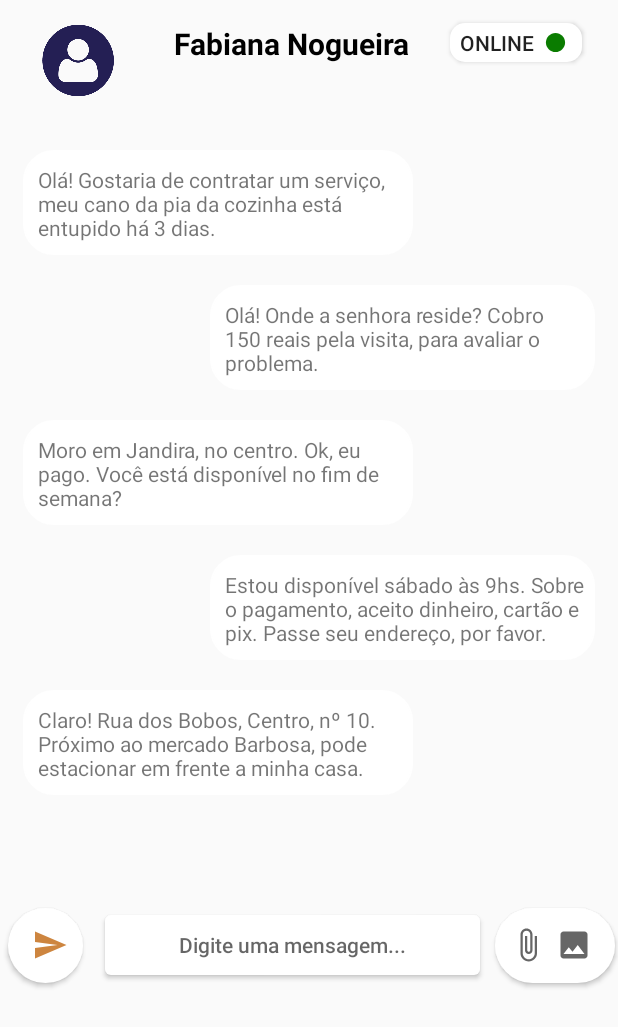
After one commit to lopes-raissa/job-link-app, an Android app: the ChatActivity screen opened directly, with no data from a screen before it, on a phone screen of 412 x 824 dp. The commit adds this screen. Shown: the top 1027 px of the screen. Run offline under Robolectric (Android 15) with nearby library versions, the phone set to English and light mode, and no system bars.

Commit message:
Criação da tela de chat.

```diff
--- a/app/src/main/AndroidManifest.xml
+++ b/app/src/main/AndroidManifest.xml
@@ -12,8 +12,9 @@
         android:roundIcon="@drawable/logo"
         android:supportsRtl="true"
         android:theme="@style/AppTheme">
-
-        <activity android:name=".ui.SplashScreenActivity"
+        <activity android:name=".ui.ChatActivity"></activity>
+        <activity
+            android:name=".ui.SplashScreenActivity"
             android:theme="@style/Theme.AppCompat.NoActionBar">
             <intent-filter>
                 <action android:name="android.intent.action.MAIN" />
@@ -21,7 +22,7 @@
                 <category android:name="android.intent.category.LAUNCHER" />
             </intent-filter>
         </activity>
-        <activity android:name=".ui.MainActivity"/>
+        <activity android:name=".ui.MainActivity" />
         <activity android:name=".ui.RegisterJobLinkActivity" />
         <activity android:name=".ui.Forms" />
         <activity android:name=".ui.HomeActivity" />
--- /dev/null
+++ b/app/src/main/java/com/example/joblink/ui/ChatActivity.kt
@@ -0,0 +1,12 @@
+package com.example.joblink.ui
+
+import androidx.appcompat.app.AppCompatActivity
+import android.os.Bundle
+import com.example.joblink.R
+
+class ChatActivity : AppCompatActivity() {
+    override fun onCreate(savedInstanceState: Bundle?) {
+        super.onCreate(savedInstanceState)
+        setContentView(R.layout.activity_chat)
+    }
+}
--- /dev/null
+++ b/app/src/main/res/drawable/button_conversa.xml
@@ -0,0 +1,14 @@
+<?xml version="1.0" encoding="utf-8"?>
+<ripple android:color="@color/colorAccent"
+    xmlns:android="http://schemas.android.com/apk/res/android">
+
+    <item android:id="@+id/mascar_canto_arredondado">
+
+        <shape android:shape="rectangle">
+            <solid android:color="@android:color/white"/>
+            <corners android:radius="4dp"/>
+        </shape>
+
+    </item>
+
+</ripple>
--- /dev/null
+++ b/app/src/main/res/drawable/button_online.xml
@@ -0,0 +1,14 @@
+<?xml version="1.0" encoding="utf-8"?>
+<ripple android:color="@color/colorAccent"
+    xmlns:android="http://schemas.android.com/apk/res/android">
+
+    <item android:id="@+id/mascar_canto_arredondado">
+
+        <shape android:shape="rectangle">
+            <solid android:color="@android:color/white"/>
+            <corners android:radius="10dp"/>
+        </shape>
+
+    </item>
+
+</ripple>
--- /dev/null
+++ b/app/src/main/res/drawable/button_send.xml
@@ -0,0 +1,9 @@
+<?xml version="1.0" encoding="utf-8"?>
+<shape xmlns:android="http://schemas.android.com/apk/res/android"
+    android:shape="rectangle">
+    <solid android:color="@android:color/white" />
+    <corners android:bottomRightRadius="100dp"
+        android:bottomLeftRadius="100dp"
+        android:topRightRadius="100dp"
+        android:topLeftRadius="100dp"/>
+</shape>
--- /dev/null
+++ b/app/src/main/res/drawable/ic_baseline_attach_file_24.xml
@@ -0,0 +1,10 @@
+<vector xmlns:android="http://schemas.android.com/apk/res/android"
+    android:width="24dp"
+    android:height="24dp"
+    android:viewportWidth="24"
+    android:viewportHeight="24"
+    android:tint="?attr/colorControlNormal">
+  <path
+      android:fillColor="@android:color/white"
+      android:pathData="M16.5,6v11.5c0,2.21 -1.79,4 -4,4s-4,-1.79 -4,-4V5c0,-1.38 1.12,-2.5 2.5,-2.5s2.5,1.12 2.5,2.5v10.5c0,0.55 -0.45,1 -1,1s-1,-0.45 -1,-1V6H10v9.5c0,1.38 1.12,2.5 2.5,2.5s2.5,-1.12 2.5,-2.5V5c0,-2.21 -1.79,-4 -4,-4S7,2.79 7,5v12.5c0,3.04 2.46,5.5 5.5,5.5s5.5,-2.46 5.5,-5.5V6h-1.5z"/>
+</vector>
--- /dev/null
+++ b/app/src/main/res/drawable/ic_baseline_chat_bubble_outline_24.xml
@@ -0,0 +1,10 @@
+<vector xmlns:android="http://schemas.android.com/apk/res/android"
+    android:width="24dp"
+    android:height="24dp"
+    android:viewportWidth="24"
+    android:viewportHeight="24"
+    android:tint="?attr/colorControlNormal">
+  <path
+      android:fillColor="@android:color/white"
+      android:pathData="M20,2L4,2c-1.1,0 -2,0.9 -2,2v18l4,-4h14c1.1,0 2,-0.9 2,-2L22,4c0,-1.1 -0.9,-2 -2,-2zM20,16L6,16l-2,2L4,4h16v12z"/>
+</vector>
--- /dev/null
+++ b/app/src/main/res/drawable/ic_baseline_image_24.xml
@@ -0,0 +1,10 @@
+<vector xmlns:android="http://schemas.android.com/apk/res/android"
+    android:width="24dp"
+    android:height="24dp"
+    android:viewportWidth="24"
+    android:viewportHeight="24"
+    android:tint="?attr/colorControlNormal">
+  <path
+      android:fillColor="@android:color/white"
+      android:pathData="M21,19V5c0,-1.1 -0.9,-2 -2,-2H5c-1.1,0 -2,0.9 -2,2v14c0,1.1 0.9,2 2,2h14c1.1,0 2,-0.9 2,-2zM8.5,13.5l2.5,3.01L14.5,12l4.5,6H5l3.5,-4.5z"/>
+</vector>
--- /dev/null
+++ b/app/src/main/res/drawable/ic_baseline_lens_24.xml
@@ -0,0 +1,5 @@
+<vector android:height="15dp" android:tint="#0A7C00"
+    android:viewportHeight="24" android:viewportWidth="24"
+    android:width="15dp" xmlns:android="http://schemas.android.com/apk/res/android">
+    <path android:fillColor="@android:color/white" android:pathData="M12,2C6.48,2 2,6.48 2,12s4.48,10 10,10 10,-4.48 10,-10S17.52,2 12,2z"/>
+</vector>
--- /dev/null
+++ b/app/src/main/res/drawable/ic_baseline_send_24.xml
@@ -0,0 +1,5 @@
+<vector android:autoMirrored="true" android:height="24dp"
+    android:tint="#CD853F" android:viewportHeight="24"
+    android:viewportWidth="24" android:width="24dp" xmlns:android="http://schemas.android.com/apk/res/android">
+    <path android:fillColor="@android:color/white" android:pathData="M2.01,21L23,12 2.01,3 2,10l15,2 -15,2z"/>
+</vector>
--- /dev/null
+++ b/app/src/main/res/layout/activity_chat.xml
@@ -0,0 +1,147 @@
+<?xml version="1.0" encoding="utf-8"?>
+<RelativeLayout xmlns:android="http://schemas.android.com/apk/res/android"
+    xmlns:app="http://schemas.android.com/apk/res-auto"
+    xmlns:tools="http://schemas.android.com/tools"
+    android:layout_width="match_parent"
+    android:layout_height="match_parent"
+    tools:context=".ui.Forms">
+
+
+    <TextView
+        android:layout_width="160dp"
+        android:layout_height="30dp"
+        android:text="Fabiana Nogueira"
+        android:textSize="20dp"
+        android:textColor="@android:color/black"
+       android:layout_marginLeft="116dp"
+        android:textStyle="bold"
+        android:layout_marginTop="15dp"/>
+
+    <ImageView
+        android:id="@+id/imageView2"
+        android:layout_width="64dp"
+        android:layout_height="50dp"
+        android:layout_marginLeft="20dp"
+        android:layout_marginTop="15dp"
+        app:srcCompat="@drawable/perfil" />
+
+    <Button
+        android:layout_width="wrap_content"
+        android:layout_height="26dp"
+        android:layout_marginLeft="300dp"
+        android:layout_marginTop="15dp"
+        android:background="@drawable/button_online"
+        android:drawableRight="@drawable/ic_baseline_lens_24"
+        android:paddingRight="10dp"
+        android:text="online" />
+
+    <LinearLayout
+        android:layout_width="260dp"
+        android:layout_height="70dp"
+        android:layout_marginTop="100dp"
+        android:background="@drawable/retangulo_arredondado"
+        android:layout_marginLeft="15dp"
+        android:layout_marginRight="15dp"/>
+
+    <TextView
+        android:layout_width="260dp"
+        android:layout_height="70dp"
+        android:layout_marginTop="110dp"
+        android:layout_marginLeft="25dp"
+        android:text="Olá! Gostaria de contratar um serviço, meu cano da pia da cozinha está entupido há 3 dias."/>
+
+    <LinearLayout
+        android:layout_width="260dp"
+        android:layout_height="70dp"
+        android:layout_marginTop="190dp"
+        android:background="@drawable/retangulo_arredondado"
+        android:layout_marginRight="15dp"
+        android:layout_marginLeft="140dp"/>
+
+    <TextView
+        android:layout_width="260dp"
+        android:layout_height="70dp"
+        android:layout_marginTop="200dp"
+        android:layout_marginLeft="150dp"
+        android:layout_marginRight="20dp"
+        android:text="Olá! Onde a senhora reside? Cobro 150 reais pela visita, para avaliar o problema."/>
+
+
+    <LinearLayout
+        android:layout_width="260dp"
+        android:layout_height="70dp"
+        android:layout_marginTop="280dp"
+        android:background="@drawable/retangulo_arredondado"
+        android:layout_marginLeft="15dp"
+        android:layout_marginRight="15dp"/>
+
+    <TextView
+        android:layout_width="250dp"
+        android:layout_height="60dp"
+        android:layout_marginTop="290dp"
+        android:layout_marginLeft="25dp"
+        android:text="Moro em Jandira, no centro. Ok, eu pago. Você está disponível no fim de semana?"/>
+
+    <LinearLayout
+        android:layout_width="260dp"
+        android:layout_height="70dp"
+        android:layout_marginTop="370dp"
+        android:background="@drawable/retangulo_arredondado"
+        android:layout_marginRight="15dp"
+        android:layout_marginLeft="140dp"/>
+
+    <TextView
+        android:layout_width="260dp"
+        android:layout_height="60dp"
+        android:layout_marginTop="380dp"
+        android:layout_marginLeft="150dp"
+        android:layout_marginRight="20dp"
+        android:text="Estou disponível sábado às 9hs. Sobre o pagamento, aceito dinheiro, cartão e pix. Passe seu endereço, por favor."/>
+
+
+    <LinearLayout
+        android:layout_width="260dp"
+        android:layout_height="70dp"
+        android:layout_marginTop="460dp"
+        android:background="@drawable/retangulo_arredondado"
+        android:layout_marginLeft="15dp"
+        android:layout_marginRight="15dp"/>
+
+    <TextView
+        android:layout_width="250dp"
+        android:layout_height="60dp"
+        android:layout_marginTop="470dp"
+        android:layout_marginLeft="25dp"
+        android:text="Claro! Rua dos Bobos, Centro, nº 10. Próximo ao mercado Barbosa, pode estacionar em frente a minha casa."/>
+
+    <Button
+        android:layout_width="250dp"
+        android:layout_height="40dp"
+        android:background="@drawable/button_conversa"
+        android:layout_marginTop="610dp"
+        android:layout_marginLeft="70dp"
+        android:hint="@string/conversa"/>
+
+    <Button
+        android:layout_width="50dp"
+        android:layout_height="50dp"
+        android:background="@drawable/button_send"
+        android:layout_marginTop="605dp"
+        android:layout_marginLeft="5dp"
+        android:drawableRight="@drawable/ic_baseline_send_24"
+        android:paddingRight="10dp"/>
+
+    <Button
+        android:layout_width="80dp"
+        android:layout_height="50dp"
+        android:background="@drawable/button_send"
+        android:layout_marginTop="605dp"
+        android:layout_marginLeft="330dp"
+        android:drawableRight="@drawable/ic_baseline_image_24"
+        android:paddingRight="15dp"
+        android:drawableLeft="@drawable/ic_baseline_attach_file_24"
+        android:paddingLeft="10dp"/>
+
+
+
+</RelativeLayout>
--- a/app/src/main/res/values/strings.xml
+++ b/app/src/main/res/values/strings.xml
@@ -20,6 +20,9 @@
     <string name="forms1">Selecione o tipo de serviço</string>string>
     <string name="forms2">Selecione a urgência do serviço</string>string>
     <string name="forms3">Selecione o atendimento</string>string>
+    <string name="message">Digite sua mensagem</string>
+    <string name="enviar">Enviar</string>
+    <string name="conversa">Digite uma mensagem...</string>
 
     <string-array name="categorias">
         <item>Categorias</item>
```
